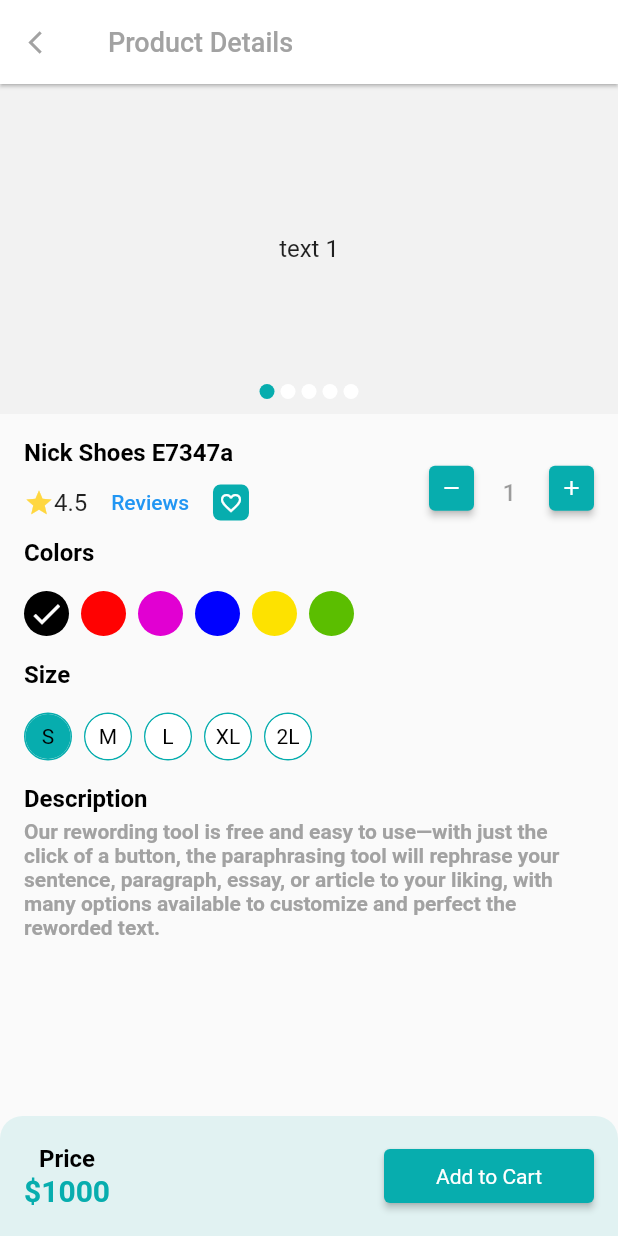
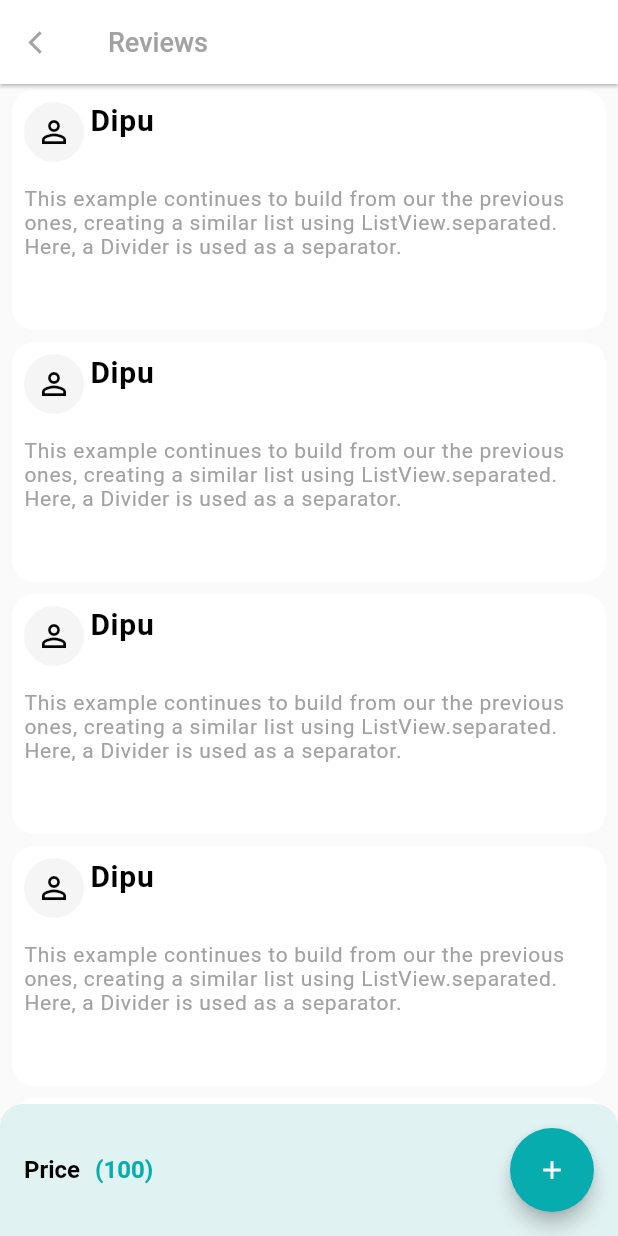
Before and after one commit to dipu363/E-Commarce_craftybay, a Flutter app: the ProductDetailsScreen screen opened directly, after a tap on "Reviews", on a phone screen of 412 x 824 dp. Run offline on Flutter 3.47's test engine with Material 2 defaults, Android fonts, the phone set to English and light mode, and no system bars; drawn by our look-alikes of carousel_slider; our stand-ins replace get, pin_code_fields.

Commit message:
review screen and create review screen done

```diff
--- a/lib/ui/screen/complete_profile_screen.dart
+++ b/lib/ui/screen/complete_profile_screen.dart
@@ -76,7 +76,6 @@ class _CompleteProfileScreenState extends State<CompleteProfileScreen> {
                         borderSide: BorderSide(color: primaryColor, width: 2))),
 
               ),
-
               const SizedBox(
                 height: 24,
               ),
--- a/lib/ui/screen/product_details_screen.dart
+++ b/lib/ui/screen/product_details_screen.dart
@@ -1,3 +1,7 @@
+import 'package:craftybay/ui/screen/product_review_screen.dart';
+import 'package:craftybay/ui/screen/wish_list_screen.dart';
+import 'package:get/get.dart';
+
 import '/ui/widget/common_elevated_button.dart';
 
 import '/ui/widget/product_details/product_image_carousel_widget.dart';
@@ -39,7 +43,9 @@ class _ProductDetailsScreenState extends State<ProductDetailsScreen> {
     return Scaffold(
       appBar: AppBar(
         leading: IconButton(
-          onPressed: () {},
+          onPressed: () {
+            Get.back();
+          },
           icon: const Icon(Icons.arrow_back_ios),
         ),
         title: const Text('Product Details'),
@@ -92,11 +98,17 @@ class _ProductDetailsScreenState extends State<ProductDetailsScreen> {
                                       ),
                                       const SizedBox(width: 8),
                                       TextButton(
-                                        onPressed: () {},
+                                        onPressed: () {
+                                          Get.to(const ProductReviewScreen());
+                                        },
                                         child: const Text('Reviews'),
                                       ),
                                       const SizedBox(width: 8),
-                                      Container(
+                                      InkWell(
+                                        onTap: (){
+                                          Get.to(const WishListScreen());
+                                        },
+                                        child: Container(
                                           decoration: BoxDecoration(
                                               color: primaryColor,
                                               borderRadius:
@@ -107,6 +119,7 @@ class _ProductDetailsScreenState extends State<ProductDetailsScreen> {
                                               Icons.favorite_border,
                                               color: Colors.white,
                                               size: 16,
+                                            ),
                                           ),
                                         ),
                                       ),
--- /dev/null
+++ b/lib/ui/screen/product_review_screen.dart
@@ -0,0 +1,146 @@
+
+import 'package:craftybay/ui/screen/add_review_screen.dart';
+import 'package:craftybay/ui/utils/app_colors.dart';
+import 'package:craftybay/ui/utils/style.dart';
+import 'package:flutter/material.dart';
+import 'package:get/get.dart';
+
+import '../widget/common_elevated_button.dart';
+
+class ProductReviewScreen extends StatefulWidget {
+  const ProductReviewScreen({Key? key}) : super(key: key);
+
+  @override
+  State<ProductReviewScreen> createState() => _ProductReviewScreenState();
+}
+
+class _ProductReviewScreenState extends State<ProductReviewScreen> {
+  @override
+  Widget build(BuildContext context) {
+    return Scaffold(
+      appBar: AppBar(
+        leading: IconButton(
+          icon: const Icon(Icons.arrow_back_ios),
+          onPressed: () {
+            Get.back();
+          },),
+        title: const Text('Reviews'),
+      ),
+
+      body: Column(
+        children: [
+          Expanded(
+            child: ListView.builder(
+              itemCount: 10,
+                itemBuilder: (BuildContext context, int index) {
+                  return const Padding(
+                    padding:  EdgeInsets.only(left: 8.0,right: 8,top: 4,bottom: 4),
+                    child:  ReviewsItemsWidget(),
+                  );
+                },
+
+
+            ),
+          ),
+          Container(
+            decoration: BoxDecoration(
+                color: primaryColor.withOpacity(0.1),
+                borderRadius: const BorderRadius.only(
+                  topRight: Radius.circular(15),
+                  topLeft: Radius.circular(15),
+                )),
+            child: Padding(
+              padding: const EdgeInsets.all(16.0),
+              child: Row(
+                mainAxisAlignment: MainAxisAlignment.spaceBetween,
+                children: [
+                  Row(
+                    children: const [
+                      Text(
+                        'Price',
+                        style: TextStyle(
+                            fontSize: 16,
+                            fontWeight: FontWeight.bold,
+                            color: blackColor),
+                      ),
+                      SizedBox(width: 10,),
+                      Text(
+                        '(100)',
+                        style: TextStyle(
+                            fontSize: 16,
+                            fontWeight: FontWeight.bold,
+                            color: primaryColor),
+                      ),
+                    ],
+                  ),
+
+
+
+                 FloatingActionButton(
+                   elevation: 5,
+                   backgroundColor: primaryColor,
+                     onPressed: (){
+                     Get.to(const AddReviewScreen());
+
+                     },
+                   child: const Icon(Icons.add,size: 20,),
+
+
+
+                 )
+                 /* SizedBox(
+                    width: 140,
+                    child: CommonElevatedButton(
+                        title: 'Add to Cart', onTap: () {}),
+                  )*/
+                ],
+              ),
+            ),
+          )
+        ],
+      ),
+    );
+  }
+}
+
+class ReviewsItemsWidget extends StatelessWidget {
+  const ReviewsItemsWidget({
+    super.key,
+  });
+
+  @override
+  Widget build(BuildContext context) {
+    return Container(
+      height: 160,
+      decoration: BoxDecoration(
+        color: Colors.white,
+        borderRadius: BorderRadius.circular(15)
+      ),
+      child: Padding(
+        padding: const EdgeInsets.all(8),
+        child: Column(
+          mainAxisAlignment: MainAxisAlignment.start,
+          crossAxisAlignment: CrossAxisAlignment.start,
+          children:  [
+            Row(
+              crossAxisAlignment: CrossAxisAlignment.start,
+              mainAxisAlignment: MainAxisAlignment.start,
+              children:  [
+                 CircleAvatar(
+                  backgroundColor: graySoftColor.withOpacity(0.4),
+                  child: const Icon(Icons.person_outline,color: Colors.black,)
+                ),
+                 Padding(
+                  padding: const EdgeInsets.only(left: 4.0),
+                  child: Text('Dipu',style:titleTextStyle.copyWith(fontSize: 20)),),
+
+              ],
+            ),
+            const SizedBox(height: 16,),
+            Text('This example continues to build from our the previous ones, creating a similar list using ListView.separated. Here, a Divider is used as a separator.',style: subtitleTextStyle,)
+          ],
+        ),
+      ),
+    );
+  }
+}
```
Also changed, not shown: lib/ui/screen/add_review_screen.dart (added, +76 -0 lines). Lines whose indentation alone changed are shown as unchanged.
